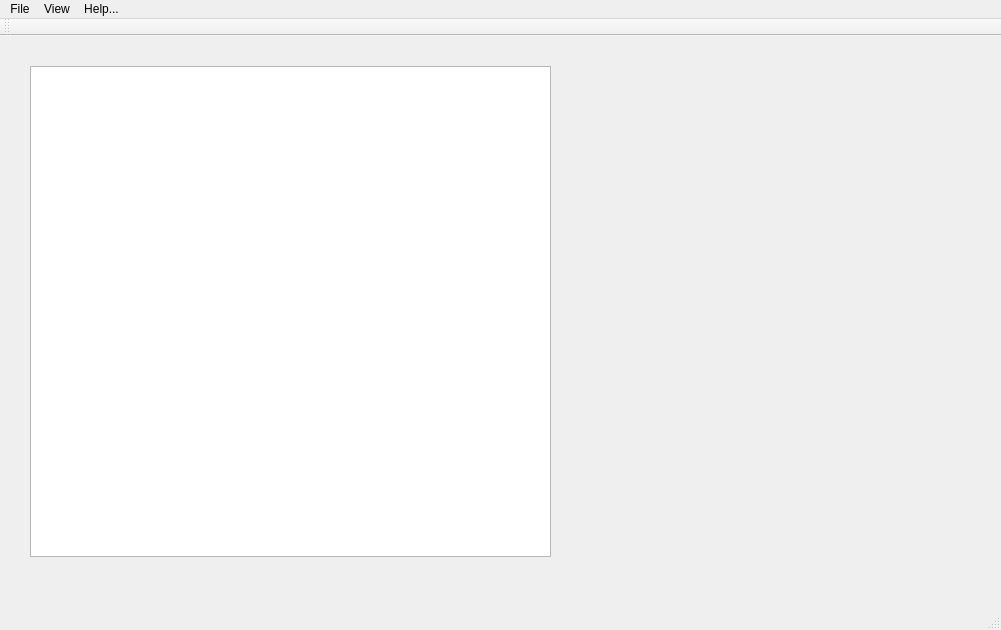
The window that Qt/mainwindow.ui (Goldsmiths-ARTiC/ARTiC) describes before a commit, drawn with Qt 5.
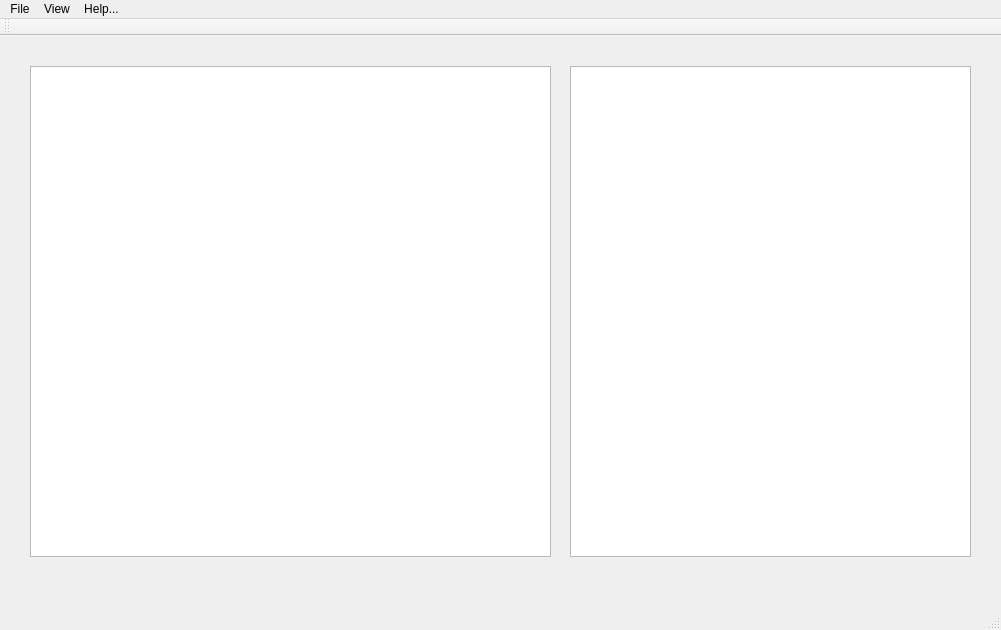
The same window after the commit. Custom widgets are drawn as their Qt base class.

Commit message: Adding a second visualizer, that can be changed with the OpenGL visualizer. We want to show as well the AST tree, as an actual tree!

The edit to the form file:
```diff
--- a/Qt/mainwindow.ui
+++ b/Qt/mainwindow.ui
@@ -18,6 +18,9 @@
   </property>
   <widget class="QWidget" name="centralWidget">
    <widget class="MyGLWidget" name="myGLWidget" native="true">
+    <property name="enabled">
+     <bool>true</bool>
+    </property>
     <property name="geometry">
      <rect>
       <x>570</x>
@@ -46,6 +49,16 @@
      </rect>
     </property>
    </widget>
+   <widget class="QTreeView" name="treeView">
+    <property name="geometry">
+     <rect>
+      <x>570</x>
+      <y>30</y>
+      <width>401</width>
+      <height>491</height>
+     </rect>
+    </property>
+   </widget>
   </widget>
   <widget class="QMenuBar" name="menuBar">
    <property name="geometry">
```
Left out of the diff: 7 changed lines with no effect on the pictures. The commit also changes 4 other files.
